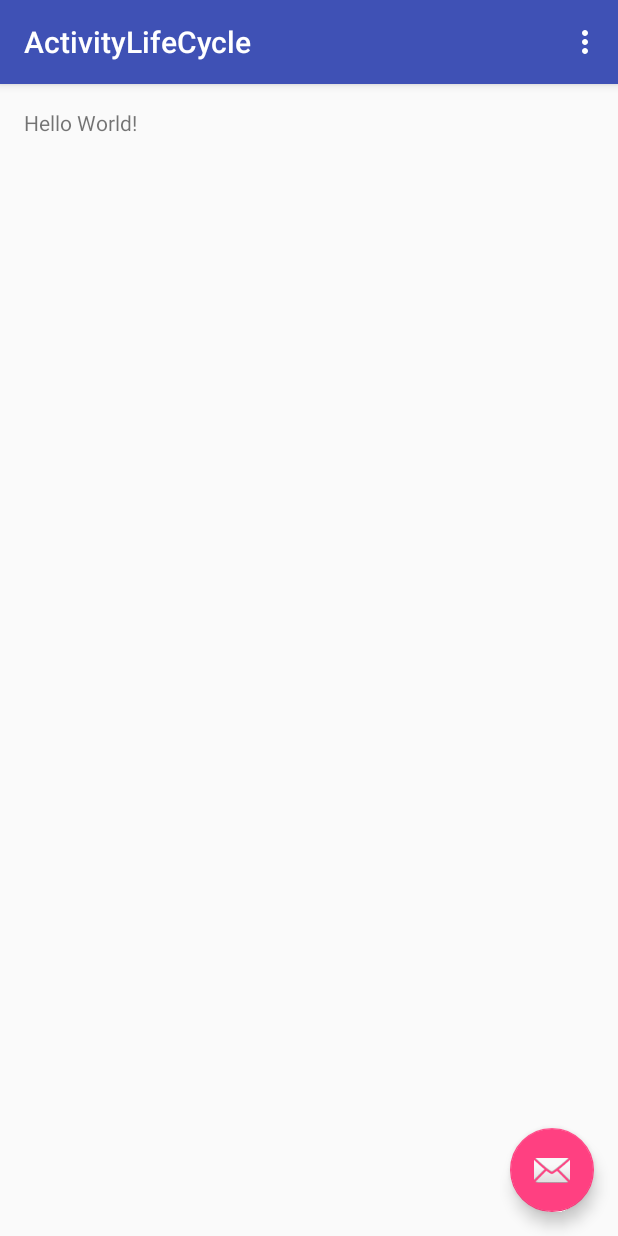
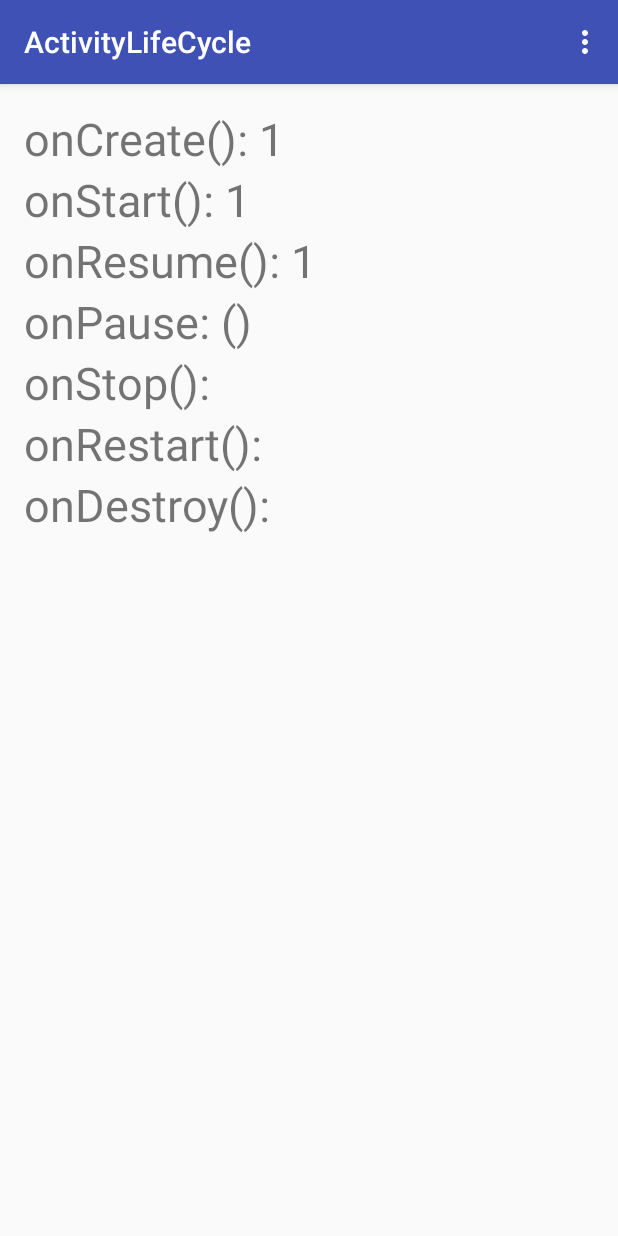
Before and after one commit to krishnagadde23/ActivityLifeCycle, an Android app: the screen it shows after launch (MainActivity), on a phone screen of 412 x 824 dp. Run offline under Robolectric (Android 15) with nearby library versions, the phone set to English and light mode, and no system bars.

Commit message:
Lab 08: Keep track of activities

```diff
--- a/app/src/main/java/com/example/kgadde/activitylifecycle/MainActivity.java
+++ b/app/src/main/java/com/example/kgadde/activitylifecycle/MainActivity.java
@@ -8,27 +8,69 @@ import android.support.v7.widget.Toolbar;
 import android.view.View;
 import android.view.Menu;
 import android.view.MenuItem;
+import android.widget.TextView;
 
 public class MainActivity extends AppCompatActivity {
 
+    int createCount, startCount, resumeCount, pauseCount, stopCount, restartCount, destroyCount;
     @Override
     protected void onCreate(Bundle savedInstanceState) {
         super.onCreate(savedInstanceState);
         setContentView(R.layout.activity_main);
+
+        createCount++;
+        TextView t = (TextView) findViewById(R.id.t1);
+        t.setText("onCreate(): " + createCount);
+
         Toolbar toolbar = (Toolbar) findViewById(R.id.toolbar);
         setSupportActionBar(toolbar);
 
-        FloatingActionButton fab = (FloatingActionButton) findViewById(R.id.fab);
-        fab.setOnClickListener(new View.OnClickListener() {
-            @Override
-            public void onClick(View view) {
-                Snackbar.make(view, "Replace with your own action", Snackbar.LENGTH_LONG)
-                        .setAction("Action", null).show();
-            }
-        });
+
     }
 
     @Override
+    protected void onStart()
+    {
+        super.onStart();
+        startCount++;
+        TextView t = (TextView) findViewById(R.id.t2);
+        t.setText("onStart(): " + startCount);
+    }
+    protected void onResume()
+    {
+        super.onResume();
+        resumeCount++;
+        TextView t = (TextView) findViewById(R.id.t3);
+        t.setText("onResume(): " + resumeCount);
+    }
+    protected void onPause()
+    {
+        super.onPause();
+        pauseCount++;
+        TextView t = (TextView) findViewById(R.id.t4);
+        t.setText("onPause(): " + pauseCount);
+    }
+    protected void onStop()
+    {
+        super.onStop();
+        stopCount++;
+        TextView t = (TextView) findViewById(R.id.t5);
+        t.setText("onCreate() : " + stopCount);
+    }
+    protected void onRestart()
+    {
+        super.onRestart();
+        restartCount++;
+        TextView t = (TextView) findViewById(R.id.t6);
+        t.setText("onRestart(): " + restartCount);
+    }
+    protected void onDestroy()
+    {
+        super.onDestroy();
+        destroyCount++;
+        TextView t = (TextView) findViewById(R.id.t7);
+        t.setText("onDestroy(): " + destroyCount);
+    }
     public boolean onCreateOptionsMenu(Menu menu) {
         // Inflate the menu; this adds items to the action bar if it is present.
         getMenuInflater().inflate(R.menu.menu_main, menu);
--- a/app/src/main/res/layout/activity_main.xml
+++ b/app/src/main/res/layout/activity_main.xml
@@ -17,9 +17,6 @@
 
     <include layout="@layout/content_main" />
 
-    <android.support.design.widget.FloatingActionButton android:id="@+id/fab"
-        android:layout_width="wrap_content" android:layout_height="wrap_content"
-        android:layout_gravity="bottom|end" android:layout_margin="@dimen/fab_margin"
-        android:src="@android:drawable/ic_dialog_email" />
+
 
 </android.support.design.widget.CoordinatorLayout>
--- a/app/src/main/res/layout/content_main.xml
+++ b/app/src/main/res/layout/content_main.xml
@@ -1,5 +1,5 @@
 <?xml version="1.0" encoding="utf-8"?>
-<RelativeLayout xmlns:android="http://schemas.android.com/apk/res/android"
+<LinearLayout xmlns:android="http://schemas.android.com/apk/res/android"
     xmlns:tools="http://schemas.android.com/tools"
     xmlns:app="http://schemas.android.com/apk/res-auto" android:layout_width="match_parent"
     android:layout_height="match_parent" android:paddingLeft="@dimen/activity_horizontal_margin"
@@ -7,8 +7,54 @@
     android:paddingTop="@dimen/activity_vertical_margin"
     android:paddingBottom="@dimen/activity_vertical_margin"
     app:layout_behavior="@string/appbar_scrolling_view_behavior"
-    tools:showIn="@layout/activity_main" tools:context=".MainActivity">
+    tools:showIn="@layout/activity_main" tools:context=".MainActivity" android:orientation="vertical">
 
-    <TextView android:text="Hello World!" android:layout_width="wrap_content"
+    <TextView
+        android:id="@+id/t1"
+        android:text="@string/onCreate"
+        android:textSize="30sp"
+        android:layout_width="wrap_content"
         android:layout_height="wrap_content" />
-</RelativeLayout>
+
+    <TextView
+        android:id="@+id/t2"
+        android:text="@string/onStart"
+        android:textSize="30sp"
+        android:layout_width="wrap_content"
+        android:layout_height="wrap_content" />
+
+    <TextView
+        android:id="@+id/t3"
+        android:text="@string/onResume"
+        android:textSize="30sp"
+        android:layout_width="wrap_content"
+        android:layout_height="wrap_content" />
+
+    <TextView
+        android:id="@+id/t4"
+        android:text="@string/onPause"
+        android:textSize="30sp"
+        android:layout_width="wrap_content"
+        android:layout_height="wrap_content" />
+
+    <TextView
+        android:id="@+id/t5"
+        android:text="@string/onStop"
+        android:textSize="30sp"
+        android:layout_width="wrap_content"
+        android:layout_height="wrap_content" />
+
+    <TextView
+        android:id="@+id/t6"
+        android:text="@string/onRestart"
+        android:textSize="30sp"
+        android:layout_width="wrap_content"
+        android:layout_height="wrap_content" />
+
+    <TextView
+        android:id="@+id/t7"
+        android:text="@string/onDestroy"
+        android:textSize="30sp"
+        android:layout_width="wrap_content"
+        android:layout_height="wrap_content" />
+</LinearLayout>
--- a/app/src/main/res/values/strings.xml
+++ b/app/src/main/res/values/strings.xml
@@ -1,4 +1,12 @@
 <resources>
     <string name="app_name">ActivityLifeCycle</string>
     <string name="action_settings">Settings</string>
+    <string name = "onCreate">onCreate(): </string>
+    <string name = "onStart">onStart(): </string>
+    <string name = "onResume">onResume: ()</string>
+    <string name = "onPause">onPause: ()</string>
+    <string name = "onStop">onStop(): </string>
+    <string name = "onRestart">onRestart(): </string>
+    <string name = "onDestroy">onDestroy(): </string>
+
 </resources>
```
